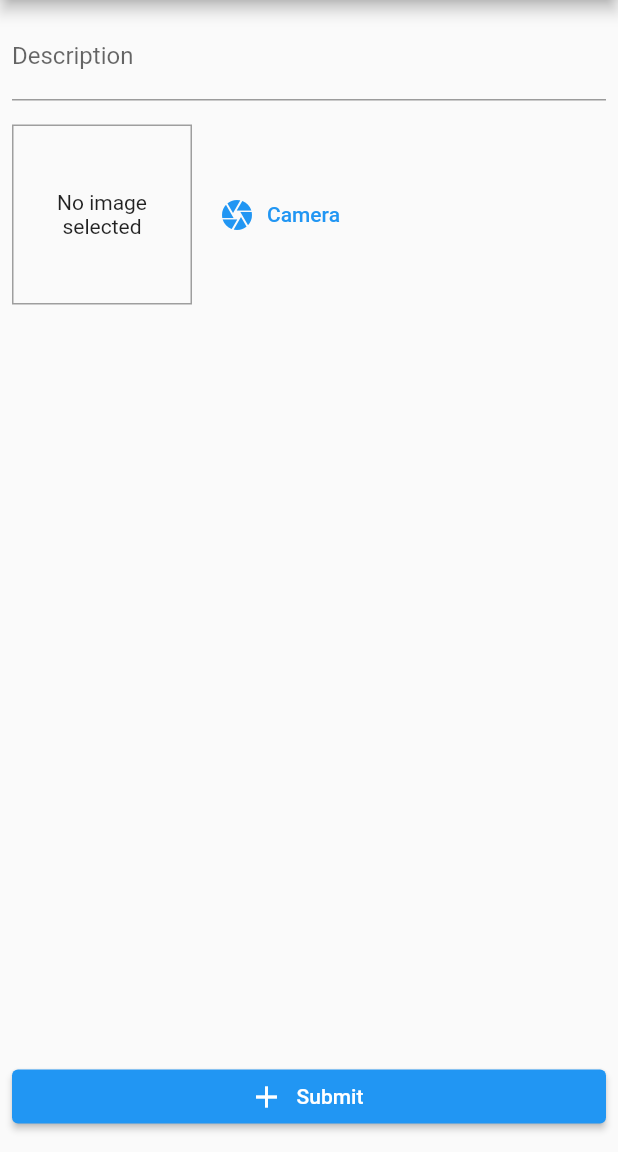
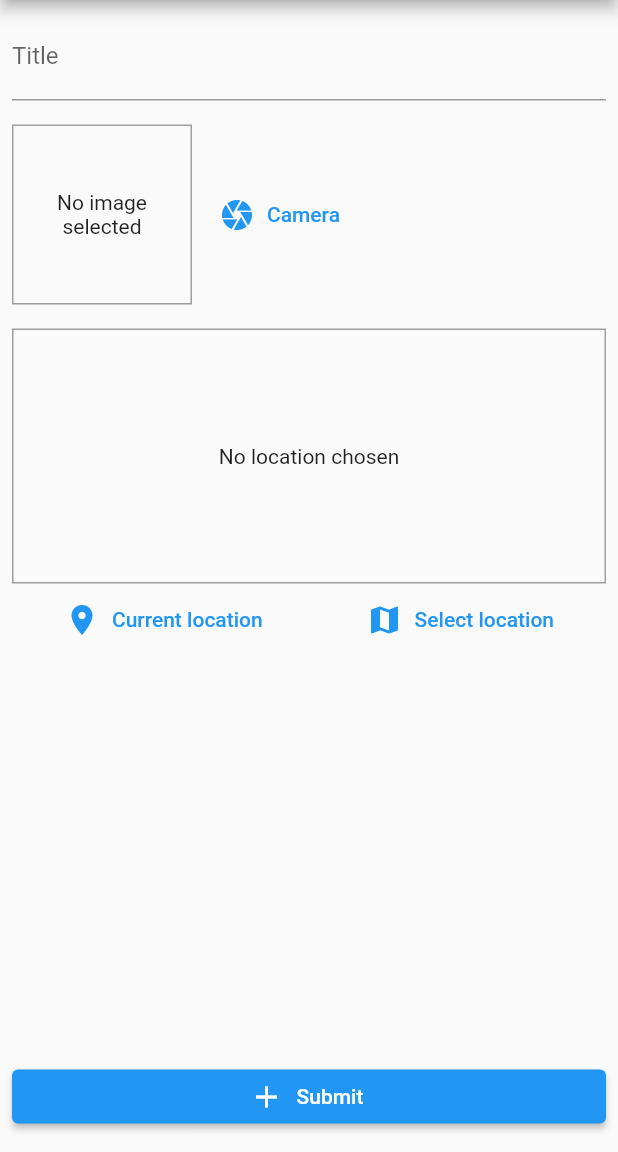
Before and after one commit to lnhow/udemy-flutter, a Flutter app: the screen it shows after launch, after a tap on the "add" icon, on a phone screen of 412 x 824 dp, the part 84-1236 px from its top. Run offline on Flutter 3.47's test engine with Material 2 defaults, Android fonts, the phone set to English and light mode, and no system bars; our stand-ins replace google_maps_flutter, image_picker, location, shared_preferences, sqflite; accounts and stored records are empty.

Commit message:
section-13: 308

```diff
--- /dev/null
+++ b/places/lib/helpers/db.dart
@@ -0,0 +1,43 @@
+import 'dart:developer';
+
+import 'package:sqflite/sqflite.dart' as sql;
+import 'package:path/path.dart' as path;
+
+const dbName = 'places.db';
+
+class Tables {
+  static const places = 'places';
+}
+
+class DB {
+  final sql.Database _db;
+  static DB? _instance;
+
+  DB._(this._db);
+
+  static Future<sql.Database> getConnection() async {
+    if (_instance == null) {
+      final dbPath = await sql.getDatabasesPath();
+      final db = await sql.openDatabase(path.join(dbPath, dbName),
+          onCreate: (db, version) async {
+        log(Tables.places);
+        await db.execute(
+            'CREATE TABLE ${Tables.places}(id TEXT PRIMARY KEY, title TEXT, image TEXT)');
+        log('Created tables');
+      }, version: 1);
+      _instance = DB._(db);
+    }
+    return _instance!._db;
+  }
+
+  static Future<void> upsert(String table, Map<String, Object> data) async {
+    final connection = await getConnection();
+    connection.insert(table, data,
+        conflictAlgorithm: sql.ConflictAlgorithm.replace);
+  }
+
+  static Future<List<Map<String, dynamic>>> list(String table) async {
+    final connection = await getConnection();
+    return connection.query(table);
+  }
+}
--- /dev/null
+++ b/places/lib/helpers/map.dart
@@ -0,0 +1,10 @@
+import 'package:flutter/material.dart';
+
+const apiKey = 'AIzaSyDxVkJBLjhBYjxnGqxMY7uK5OG83nItPdc';
+
+class MapService {
+  static String getPreviewLocationImageUrl(
+      {required double latitude, required double longitude, zoom = 16}) {
+    return 'https://maps.googleapis.com/maps/api/staticmap?center=$latitude,$longitude&zoom=$zoom&size=600x300&markers=color:red|$latitude,$longitude&key=$apiKey';
+  }
+}
--- a/places/lib/main.dart
+++ b/places/lib/main.dart
@@ -1,6 +1,7 @@
 import 'package:flutter/material.dart';
 import 'package:places/pages/places/add.dart';
 import 'package:places/pages/places/list.dart';
+import 'package:places/pages/places/map.dart';
 import 'package:places/providers/places.provider.dart';
 import 'package:provider/provider.dart';
 
@@ -24,6 +25,7 @@ class MyApp extends StatelessWidget {
           home: const PagePlacesList(),
           routes: {
             PagePlaceAdd.route: (_) => const PagePlaceAdd(),
+            PageMap.route: (_) => const PageMap(),
           },
         ));
   }
--- a/places/lib/models/place.dart
+++ b/places/lib/models/place.dart
@@ -5,7 +5,7 @@ class Location {
   final double longitude;
   final String address;
 
-  Location(
+  const Location(
       {required this.lattitude,
       required this.longitude,
       required this.address});
@@ -22,4 +22,17 @@ class Place {
       required this.title,
       required this.location,
       required this.image});
+
+  Place clone({
+    String? id,
+    String? title,
+    Location? location,
+    File? image,
+  }) {
+    return Place(
+        id: id ?? this.id,
+        title: title ?? this.title,
+        location: location ?? this.location,
+        image: image ?? File(this.image.path));
+  }
 }
--- a/places/lib/pages/places/add.dart
+++ b/places/lib/pages/places/add.dart
@@ -2,7 +2,10 @@ import 'dart:io';
 
 import 'package:flutter/material.dart';
 import 'package:places/models/place.dart';
+import 'package:places/providers/places.provider.dart';
 import 'package:places/widgets/input_image.dart';
+import 'package:places/widgets/input_location.dart';
+import 'package:provider/provider.dart';
 
 class PagePlaceAdd extends StatefulWidget {
   static const route = '/places/add';
@@ -13,6 +16,24 @@ class PagePlaceAdd extends StatefulWidget {
 }
 
 class _PagePlaceAddState extends State<PagePlaceAdd> {
+  final _formData = PlaceFormData();
+
+  void _onSelectImage(File image) {
+    print(image);
+    _formData.image = image;
+  }
+
+  void _submit() {
+    if (_formData.validateTitle(_formData.title) != null ||
+        // _formData.location == null ||
+        _formData.image == null) {
+      return;
+    }
+    Place inputPlace = _formData.toPlace();
+    Provider.of<PlacesProvider>(context, listen: false).add(inputPlace);
+    Navigator.of(context).pop();
+  }
+
   @override
   Widget build(BuildContext context) {
     return Scaffold(
@@ -29,17 +50,21 @@ class _PagePlaceAddState extends State<PagePlaceAdd> {
                 child: Column(children: [
                   TextFormField(
                     // initialValue: _formData.description,
-                    decoration: const InputDecoration(labelText: 'Description'),
+                    decoration: const InputDecoration(labelText: 'Title'),
                     textInputAction: TextInputAction.next,
                     // validator: _formData.validateDescription,
-                    onSaved: (newValue) {
-                      // _formData.description = newValue;
+                    onChanged: (newValue) {
+                      _formData.title = newValue;
                     },
                   ),
                   const SizedBox(
                     height: 16,
                   ),
-                  const InputImage()
+                  InputImage(_onSelectImage),
+                  const SizedBox(
+                    height: 16,
+                  ),
+                  InputLocation(),
                 ]),
               )),
               Padding(
@@ -48,7 +73,7 @@ class _PagePlaceAddState extends State<PagePlaceAdd> {
                     icon: const Icon(Icons.add),
                     label: const Text('Submit'),
                     onPressed: () {
-                      // _submitForm();
+                      _submit();
                     },
                   ))
             ],
@@ -74,6 +99,8 @@ class PlaceFormData {
   PlaceFormData.fromProduct(Place place) {
     id = place.id;
     _title = place.title;
+    location = place.location;
+    image = place.image;
   }
 
   set title(String? title) {
@@ -89,21 +116,11 @@ class PlaceFormData {
     return null;
   }
 
-  String? validateImage(String? value) {
-    if (value == null || value.isEmpty) {
-      return 'Please enter an image url';
-    }
-    if (!value.startsWith(RegExp('^https?://'))) {
-      return 'Please enter a valid image url';
-    }
-    return null;
-  }
-
   Place toPlace() {
     return Place(
         id: '',
         title: title ?? '',
-        location: Location(lattitude: 0, longitude: 0, address: ''),
-        image: File(''));
+        location: location ?? Location(lattitude: 0, longitude: 0, address: ''),
+        image: image ?? File(''));
   }
 }
--- a/places/lib/pages/places/list.dart
+++ b/places/lib/pages/places/list.dart
@@ -1,6 +1,9 @@
 import 'package:flutter/material.dart';
 import 'package:places/pages/places/add.dart';
+import 'package:places/providers/places.provider.dart';
+import 'package:places/widgets/empty.dart';
 import 'package:places/widgets/loading.dart';
+import 'package:provider/provider.dart';
 
 class PagePlacesList extends StatelessWidget {
   static const route = '/places';
@@ -19,7 +22,38 @@ class PagePlacesList extends StatelessWidget {
               icon: const Icon(Icons.add))
         ],
       ),
-      body: const Loading(),
+      body: FutureBuilder(
+          future:
+              Provider.of<PlacesProvider>(context, listen: false).loadData(),
+          builder: (context, snapshot) {
+            if (snapshot.connectionState == ConnectionState.waiting) {
+              return const Loading();
+            }
+            return Consumer<PlacesProvider>(
+                builder: (context, provider, child) {
+                  final places = provider.places;
+                  if (places.isEmpty) {
+                    return child!;
+                  }
+                  return ListView.builder(
+                      itemCount: places.length,
+                      itemBuilder: (context, index) {
+                        final place = places[index];
+                        return ListTile(
+                          leading: CircleAvatar(
+                            backgroundImage: FileImage(place.image),
+                          ),
+                          title: Text(place.title),
+                          onTap: () {
+                            // TODO: Go to detail page
+                          },
+                        );
+                      });
+                },
+                child: const EmptyList(
+                  text: 'There are no places yet',
+                ));
+          }),
     );
   }
 }
--- a/places/lib/providers/places.provider.dart
+++ b/places/lib/providers/places.provider.dart
@@ -1,10 +1,35 @@
+import 'dart:io';
+
 import 'package:flutter/foundation.dart';
+import 'package:places/helpers/db.dart';
 import 'package:places/models/place.dart';
 
 class PlacesProvider with ChangeNotifier {
   final List<Place> _items = [];
 
-  List<Place> get place {
+  List<Place> get places {
     return [..._items];
   }
+
+  void add(Place place) {
+    final newPlace = place.clone(id: DateTime.now().toIso8601String());
+    _items.add(newPlace);
+    notifyListeners();
+    DB.upsert(Tables.places, {
+      'id': newPlace.id,
+      'title': newPlace.title,
+      'image': newPlace.image.path
+    });
+  }
+
+  Future<void> loadData() async {
+    final list = await DB.list(Tables.places);
+    _items.clear();
+    _items.addAll(list.map((e) => Place(
+        id: e['id'],
+        title: e['title'],
+        location: Location(address: '', lattitude: 0, longitude: 0),
+        image: File(e['image']))));
+    notifyListeners();
+  }
 }
--- /dev/null
+++ b/places/lib/widgets/empty.dart
@@ -0,0 +1,16 @@
+import 'package:flutter/material.dart';
+
+class EmptyList extends StatelessWidget {
+  final String text;
+  const EmptyList({
+    super.key,
+    required this.text,
+  });
+
+  @override
+  Widget build(BuildContext context) {
+    return Center(
+      child: Text(text),
+    );
+  }
+}
--- a/places/lib/widgets/input_image.dart
+++ b/places/lib/widgets/input_image.dart
@@ -7,7 +7,9 @@ import 'package:path/path.dart' as path;
 import 'package:path_provider/path_provider.dart' as syspath;
 
 class InputImage extends StatefulWidget {
-  const InputImage({super.key});
+  final Function(File) onSelectImageSuccess;
+
+  const InputImage(this.onSelectImageSuccess, {super.key});
 
   @override
   State<InputImage> createState() => _InputImageState();
@@ -41,11 +43,16 @@ class _InputImageState extends State<InputImage> {
     final appDir = await syspath.getTemporaryDirectory();
     final fileName = path.basename('IMG-${DateTime.now().toIso8601String()}');
     final fileDir = path.join(appDir.path, fileName);
-    await xImage.saveTo(fileDir);
-    final image = File(xImage.path);
-    setState(() {
-      _selectedImage = image;
-    });
+    try {
+      await xImage.saveTo(fileDir);
+      final image = File(xImage.path);
+      setState(() {
+        _selectedImage = image;
+      });
+      widget.onSelectImageSuccess(image);
+    } on Exception catch (e) {
+      log(e.toString());
+    }
   }
 
   @override
--- /dev/null
+++ b/places/lib/widgets/input_location.dart
@@ -0,0 +1,82 @@
+import 'dart:developer';
+
+import 'package:flutter/material.dart';
+import 'package:location/location.dart';
+import 'package:places/helpers/map.dart';
+import 'package:places/pages/places/map.dart';
+
+class InputLocation extends StatefulWidget {
+  const InputLocation({super.key});
+
+  @override
+  State<InputLocation> createState() => _InputLocationState();
+}
+
+class _InputLocationState extends State<InputLocation> {
+  String? _previewImageUrl;
+
+  Future<void> _getCurrentLocation() async {
+    try {
+      final location = await Location().getLocation();
+      final previewUrl = MapService.getPreviewLocationImageUrl(
+          latitude: location.latitude!, longitude: location.longitude!);
+      setState(() {
+        _previewImageUrl = previewUrl;
+      });
+    } on Exception catch (e) {
+      log(e.toString());
+    }
+  }
+
+  Future<void> _selectLocation() async {
+    final selectedLocation = await Navigator.of(context).push(MaterialPageRoute(
+        fullscreenDialog: true, builder: (context) => const PageMap()));
+    if (selectedLocation == null) {
+      return;
+    }
+  }
+
+  @override
+  Widget build(BuildContext context) {
+    return Column(
+      children: [
+        Container(
+          height: 170,
+          width: double.infinity,
+          alignment: Alignment.center,
+          decoration:
+              BoxDecoration(border: Border.all(width: 1, color: Colors.grey)),
+          child: _previewImageUrl == null
+              ? const Text(
+                  'No location chosen',
+                  textAlign: TextAlign.center,
+                )
+              : Image.network(
+                  _previewImageUrl!,
+                  fit: BoxFit.cover,
+                  width: double.infinity,
+                ),
+        ),
+        Row(
+          mainAxisAlignment: MainAxisAlignment.spaceAround,
+          children: [
+            TextButton.icon(
+              onPressed: () {
+                _getCurrentLocation();
+              },
+              icon: const Icon(Icons.location_on),
+              label: const Text('Current location'),
+            ),
+            TextButton.icon(
+              onPressed: () {
+                _selectLocation();
+              },
+              icon: const Icon(Icons.map),
+              label: const Text('Select location'),
+            ),
+          ],
+        )
+      ],
+    );
+  }
+}
--- a/places/pubspec.yaml
+++ b/places/pubspec.yaml
@@ -38,6 +38,10 @@ dependencies:
   provider: ^6.0.5
   image_picker: ^0.8.7
   path_provider: ^2.0.13
+  sqflite: ^2.2.6
+  path: ^1.8.2
+  location: ^4.4.0
+  google_maps_flutter: ^2.2.5
 
 dev_dependencies:
   flutter_test:
```
Also changed, not shown: places/lib/pages/places/map.dart (added, +36 -0 lines), places/pubspec.lock, 3 other files.
